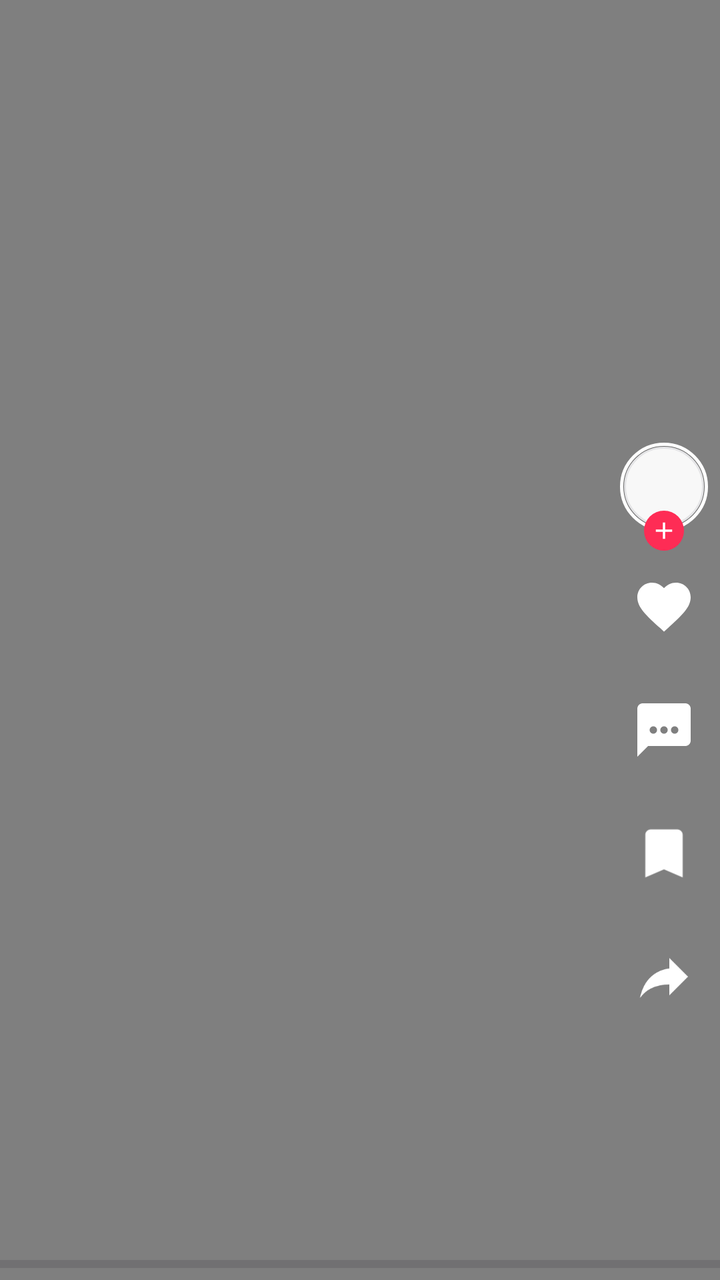
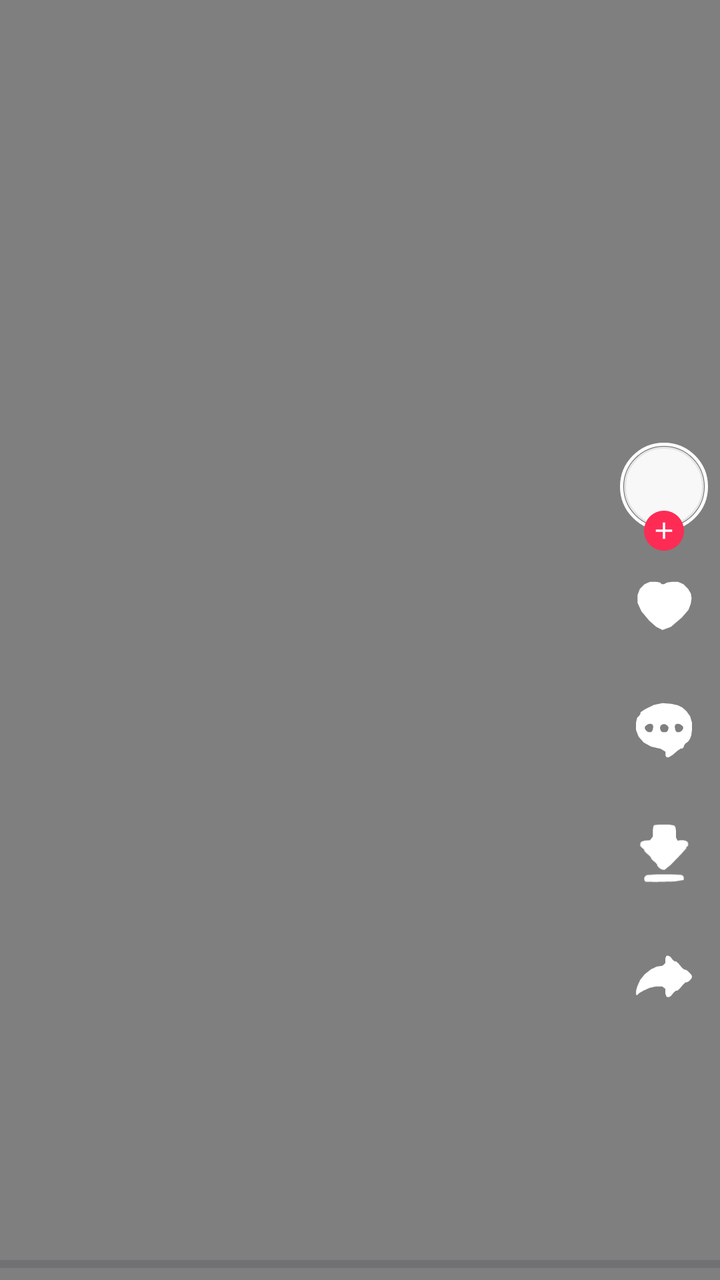

Compare the two renders of this Android layout. The source of the first and the diff that turns it into the second are given below.
<!-- AndroidManifest.xml: application theme Theme.TikTokGrab -->
<!-- res/layout/item_player.xml -->
<?xml version="1.0" encoding="utf-8"?>
<FrameLayout xmlns:android="http://schemas.android.com/apk/res/android"
    android:id="@+id/pageRoot"
    android:layout_width="match_parent"
    android:layout_height="match_parent"
    android:background="@android:color/black">

    <VideoView
        android:id="@+id/video"
        android:layout_width="match_parent"
        android:layout_height="match_parent"
        android:layout_gravity="center" />

    <LinearLayout
        android:id="@+id/pRail"
        android:layout_width="wrap_content"
        android:layout_height="wrap_content"
        android:layout_gravity="bottom|end"
        android:layout_marginEnd="6dp"
        android:layout_marginBottom="118dp"
        android:gravity="center_horizontal"
        android:orientation="vertical">

        <FrameLayout
            android:layout_width="wrap_content"
            android:layout_height="54dp">

            <ImageView
                android:id="@+id/pAvatar"
                android:layout_width="44dp"
                android:layout_height="44dp"
                android:layout_gravity="top|center_horizontal"
                android:background="@drawable/rail_avatar_ring"
                android:contentDescription="@null"
                android:padding="2dp"
                android:src="@drawable/avatar_ring" />

            <ImageView
                android:id="@+id/pFollow"
                android:layout_width="20dp"
                android:layout_height="20dp"
                android:layout_gravity="bottom|center_horizontal"
                android:background="@drawable/dot_accent"
                android:contentDescription="@null"
                android:padding="3dp"
                android:src="@drawable/ic_add" />
        </FrameLayout>

        <ImageView
            android:id="@+id/pLike"
            android:layout_width="32dp"
            android:layout_height="32dp"
            android:layout_marginTop="12dp"
            android:contentDescription="@null"
            android:src="@drawable/ic_like" />

        <TextView
            android:id="@+id/pLikeCount"
            android:layout_width="wrap_content"
            android:layout_height="wrap_content"
            android:layout_marginTop="1dp"
            android:shadowColor="#80000000"
            android:shadowRadius="4"
            android:textColor="@color/on_video"
            android:textSize="12sp"
            android:textStyle="bold" />

        <ImageView
            android:id="@+id/pComment"
            android:layout_width="32dp"
            android:layout_height="32dp"
            android:layout_marginTop="12dp"
            android:contentDescription="@null"
            android:src="@drawable/ic_comment" />

        <TextView
            android:id="@+id/pCommentCount"
            android:layout_width="wrap_content"
            android:layout_height="wrap_content"
            android:layout_marginTop="1dp"
            android:shadowColor="#80000000"
            android:shadowRadius="4"
            android:textColor="@color/on_video"
            android:textSize="12sp"
            android:textStyle="bold" />

        <ImageView
            android:id="@+id/pMark"
            android:layout_width="32dp"
            android:layout_height="32dp"
            android:layout_marginTop="12dp"
            android:contentDescription="@null"
            android:src="@drawable/ic_bookmark" />

        <TextView
            android:id="@+id/pMarkCount"
            android:layout_width="wrap_content"
            android:layout_height="wrap_content"
            android:layout_marginTop="1dp"
            android:shadowColor="#80000000"
            android:shadowRadius="4"
            android:textColor="@color/on_video"
            android:textSize="12sp"
            android:textStyle="bold" />

        <ImageView
            android:id="@+id/pShare"
            android:layout_width="32dp"
            android:layout_height="32dp"
            android:layout_marginTop="12dp"
            android:contentDescription="@null"
            android:src="@drawable/ic_share" />

        <TextView
            android:id="@+id/pShareCount"
            android:layout_width="wrap_content"
            android:layout_height="wrap_content"
            android:layout_marginTop="1dp"
            android:shadowColor="#80000000"
            android:shadowRadius="4"
            android:textColor="@color/on_video"
            android:textSize="12sp"
            android:textStyle="bold" />
    </LinearLayout>

    <TextView
        android:id="@+id/pauseIcon"
        android:layout_width="64dp"
        android:layout_height="64dp"
        android:layout_gravity="center"
        android:background="@drawable/play_bg"
        android:gravity="center"
        android:text="▶"
        android:textColor="@color/on_video"
        android:textSize="22sp"
        android:visibility="gone" />

    <ProgressBar
        android:id="@+id/bar"
        style="?android:attr/progressBarStyleHorizontal"
        android:layout_width="match_parent"
        android:layout_height="wrap_content"
        android:layout_gravity="bottom"
        android:max="100"
        android:progressTint="@color/accent" />

    <LinearLayout
        android:layout_width="match_parent"
        android:layout_height="wrap_content"
        android:layout_gravity="bottom"
        android:layout_marginBottom="86dp"
        android:orientation="vertical"
        android:padding="12dp">

        <TextView
            android:id="@+id/caption"
            android:layout_width="match_parent"
            android:layout_height="wrap_content"
            android:ellipsize="end"
            android:maxLines="2"
            android:shadowColor="#80000000"
            android:shadowRadius="4"
            android:textColor="@color/on_video"
            android:textSize="13sp" />

        <TextView
            android:id="@+id/meta"
            android:layout_width="match_parent"
            android:layout_height="wrap_content"
            android:layout_marginTop="3dp"
            android:shadowColor="#80000000"
            android:shadowRadius="4"
            android:textColor="@color/on_video_muted"
            android:textSize="12sp" />
    </LinearLayout>

</FrameLayout>
<!-- resources referenced by this layout -->
<resources>
  <!-- drawable ic_bookmark (drawable) -->
  <?xml version="1.0" encoding="utf-8"?>
  <vector xmlns:android="http://schemas.android.com/apk/res/android"
      android:width="24dp"
      android:height="24dp"
      android:viewportWidth="24"
      android:viewportHeight="24"
      android:tint="@color/on_video">
      <path
          android:fillColor="#FFFFFFFF"
          android:pathData="M17,3H7c-1.1,0 -1.99,0.9 -1.99,2L5,21l7,-3 7,3V5c0,-1.1 -0.9,-2 -2,-2z" />
  </vector>
  <!-- drawable ic_comment (drawable) -->
  <?xml version="1.0" encoding="utf-8"?>
  <vector xmlns:android="http://schemas.android.com/apk/res/android"
      android:width="24dp"
      android:height="24dp"
      android:viewportWidth="24"
      android:viewportHeight="24"
      android:tint="@color/on_video">
      <path
          android:fillColor="#FFFFFFFF"
          android:fillType="evenOdd"
          android:pathData="M20,2H4c-1.1,0 -2,0.9 -2,2v18l4,-4h14c1.1,0 2,-0.9 2,-2V4c0,-1.1 -0.9,-2 -2,-2zM6.6,12a1.4,1.4 0,1 0,2.8,0a1.4,1.4 0,1 0,-2.8,0zM10.6,12a1.4,1.4 0,1 0,2.8,0a1.4,1.4 0,1 0,-2.8,0zM14.6,12a1.4,1.4 0,1 0,2.8,0a1.4,1.4 0,1 0,-2.8,0z" />
  </vector>
  <!-- drawable ic_like (drawable) -->
  <?xml version="1.0" encoding="utf-8"?>
  <vector xmlns:android="http://schemas.android.com/apk/res/android"
      android:width="24dp"
      android:height="24dp"
      android:viewportWidth="24"
      android:viewportHeight="24"
      android:tint="@color/on_video">
      <path
          android:fillColor="#FFFFFFFF"
          android:fillType="nonZero"
          android:pathData="M12,21.35l-1.45,-1.32C5.4,15.36 2,12.28 2,8.5 2,5.42 4.42,3 7.5,3c1.74,0 3.41,0.81 4.5,2.09C13.09,3.81 14.76,3 16.5,3 19.58,3 22,5.42 22,8.5c0,3.78 -3.4,6.86 -8.55,11.54z" />
  </vector>
  <!-- drawable ic_share (drawable) -->
  <?xml version="1.0" encoding="utf-8"?>
  <vector xmlns:android="http://schemas.android.com/apk/res/android"
      android:width="24dp"
      android:height="24dp"
      android:viewportWidth="24"
      android:viewportHeight="24"
      android:tint="@color/on_video">
      <path
          android:fillColor="#FFFFFFFF"
          android:fillType="nonZero"
          android:pathData="M14,9V5l7,7 -7,7v-4.1c-5,0.1 -8.5,1.7 -11,5.1 1,-5 4,-10.1 11,-11.1z" />
  </vector>
  <color name="card">#F8F8F8</color>
  <color name="stroke">#E4E4E6</color>
  <color name="cyan">#00A89B</color>
  <color name="text">#161823</color>
  <color name="bg">#FFFFFF</color>
  <!-- unchanged entries left out for length: 13 -->
</resources>

<!-- the commit's change to res/layout/item_player.xml (unified diff, before → after) -->
@@ -52,7 +52,7 @@
             android:layout_height="32dp"
             android:layout_marginTop="12dp"
             android:contentDescription="@null"
-            android:src="@drawable/ic_like" />
+            android:src="@drawable/rail_heart" />
 
         <TextView
             android:id="@+id/pLikeCount"
@@ -71,7 +71,7 @@
             android:layout_height="32dp"
             android:layout_marginTop="12dp"
             android:contentDescription="@null"
-            android:src="@drawable/ic_comment" />
+            android:src="@drawable/rail_comment" />
 
         <TextView
             android:id="@+id/pCommentCount"
@@ -90,7 +90,7 @@
             android:layout_height="32dp"
             android:layout_marginTop="12dp"
             android:contentDescription="@null"
-            android:src="@drawable/ic_bookmark" />
+            android:src="@drawable/rail_download" />
 
         <TextView
             android:id="@+id/pMarkCount"
@@ -109,7 +109,7 @@
             android:layout_height="32dp"
             android:layout_marginTop="12dp"
             android:contentDescription="@null"
-            android:src="@drawable/ic_share" />
+            android:src="@drawable/rail_share" />
 
         <TextView
             android:id="@+id/pShareCount"
<!-- resource entries referenced after the edit -->
@@ -1,55 +1,52 @@
 <!-- resources referenced by this layout -->
 <resources>
-  <!-- drawable ic_bookmark (drawable) -->
+  <!-- drawable rail_comment (drawable) -->
   <?xml version="1.0" encoding="utf-8"?>
   <vector xmlns:android="http://schemas.android.com/apk/res/android"
       android:width="24dp"
       android:height="24dp"
       android:viewportWidth="24"
-      android:viewportHeight="24"
-      android:tint="@color/on_video">
+      android:viewportHeight="24">
       <path
           android:fillColor="#FFFFFFFF"
-          android:pathData="M17,3H7c-1.1,0 -1.99,0.9 -1.99,2L5,21l7,-3 7,3V5c0,-1.1 -0.9,-2 -2,-2z" />
+          android:fillType="evenOdd"
+          android:pathData="M11.45,1.91L14.76,2.19L17.25,2.74L18.91,3.57L20.43,4.95L21.81,6.89L22.50,9.24L22.50,12.00L22.22,14.07L21.67,15.45L20.98,16.42L20.15,16.97L19.60,17.66L19.32,18.49L18.91,18.91L18.36,18.91L17.11,19.74L15.18,21.39L13.80,22.22L12.97,22.22L12.55,21.53L12.55,20.15L10.76,19.05L7.16,18.22L4.40,16.70L2.47,14.49L1.50,12.00L1.50,9.24L1.91,7.44L2.74,6.61L3.16,5.92L3.16,5.37L4.82,4.26L8.13,2.61ZM6.06,9.79L5.23,10.34L4.82,10.89L4.82,11.45L5.09,12.00L5.64,12.55L6.34,12.83L7.16,12.83L7.72,12.14L7.99,10.76L7.72,9.93L6.89,9.65ZM11.59,9.79L10.76,10.34L10.48,11.17L10.76,12.28L11.45,12.83L12.55,12.83L13.24,12.55L13.52,12.00L13.66,11.45L13.66,10.89L13.24,10.34L12.41,9.79ZM17.11,9.65L16.28,9.93L16.01,10.76L16.28,12.14L16.84,12.83L17.66,12.83L18.36,12.55L18.91,12.00L19.18,11.45L19.18,10.89L18.77,10.34L17.94,9.79Z" />
   </vector>
-  <!-- drawable ic_comment (drawable) -->
+  <!-- drawable rail_download (drawable) -->
   <?xml version="1.0" encoding="utf-8"?>
   <vector xmlns:android="http://schemas.android.com/apk/res/android"
       android:width="24dp"
       android:height="24dp"
       android:viewportWidth="24"
-      android:viewportHeight="24"
-      android:tint="@color/on_video">
+      android:viewportHeight="24">
       <path
           android:fillColor="#FFFFFFFF"
           android:fillType="evenOdd"
-          android:pathData="M20,2H4c-1.1,0 -2,0.9 -2,2v18l4,-4h14c1.1,0 2,-0.9 2,-2V4c0,-1.1 -0.9,-2 -2,-2zM6.6,12a1.4,1.4 0,1 0,2.8,0a1.4,1.4 0,1 0,-2.8,0zM10.6,12a1.4,1.4 0,1 0,2.8,0a1.4,1.4 0,1 0,-2.8,0zM14.6,12a1.4,1.4 0,1 0,2.8,0a1.4,1.4 0,1 0,-2.8,0z" />
+          android:pathData="M10.47,1.20L13.85,1.20L15.79,1.52L16.27,2.17L16.51,3.70L16.51,6.12L17.08,7.24L18.21,7.08L19.17,7.08L19.98,7.24L20.54,7.49L20.87,7.81L21.03,8.29L21.03,8.94L20.87,9.34L20.54,9.50L20.38,9.74L20.38,10.07L18.45,12.24L14.58,16.27L12.16,18.21L11.19,18.04L10.39,17.64L9.74,17.00L9.42,16.51L9.42,16.19L8.86,15.55L7.73,14.58L7.16,13.93L7.16,13.61L6.52,12.89L5.23,11.76L4.59,11.03L4.59,10.71L4.26,10.31L3.62,9.82L3.21,9.34L3.05,8.86L3.13,8.29L3.46,7.65L4.67,7.24L6.76,7.08L7.81,5.71L7.81,3.13L8.05,1.68L8.53,1.36ZM8.94,19.90L15.06,19.90L18.45,20.06L19.09,20.38L19.41,21.03L19.41,21.99L15.87,22.56L8.78,22.72L5.07,22.64L4.75,22.32L4.59,21.83L4.59,21.19L4.91,20.62L5.55,20.14Z" />
   </vector>
-  <!-- drawable ic_like (drawable) -->
+  <!-- drawable rail_heart (drawable) -->
   <?xml version="1.0" encoding="utf-8"?>
   <vector xmlns:android="http://schemas.android.com/apk/res/android"
       android:width="24dp"
       android:height="24dp"
       android:viewportWidth="24"
-      android:viewportHeight="24"
-      android:tint="@color/on_video">
+      android:viewportHeight="24">
       <path
           android:fillColor="#FFFFFFFF"
-          android:fillType="nonZero"
-          android:pathData="M12,21.35l-1.45,-1.32C5.4,15.36 2,12.28 2,8.5 2,5.42 4.42,3 7.5,3c1.74,0 3.41,0.81 4.5,2.09C13.09,3.81 14.76,3 16.5,3 19.58,3 22,5.42 22,8.5c0,3.78 -3.4,6.86 -8.55,11.54z" />
+          android:fillType="evenOdd"
+          android:pathData="M6.75,2.67L9.08,2.67L10.54,2.96L11.12,3.54L12.00,3.54L13.17,2.96L14.92,2.67L17.25,2.67L19.29,3.54L21.04,5.29L22.06,7.04L22.35,8.79L22.06,10.83L21.19,13.17L18.71,16.08L14.62,19.58L11.42,20.75L9.08,19.58L6.46,17.25L3.54,13.75L2.08,10.54L2.08,7.62L2.96,5.29L4.71,3.54Z" />
   </vector>
-  <!-- drawable ic_share (drawable) -->
+  <!-- drawable rail_share (drawable) -->
   <?xml version="1.0" encoding="utf-8"?>
   <vector xmlns:android="http://schemas.android.com/apk/res/android"
       android:width="24dp"
       android:height="24dp"
       android:viewportWidth="24"
-      android:viewportHeight="24"
-      android:tint="@color/on_video">
+      android:viewportHeight="24">
       <path
           android:fillColor="#FFFFFFFF"
-          android:fillType="nonZero"
-          android:pathData="M14,9V5l7,7 -7,7v-4.1c-5,0.1 -8.5,1.7 -11,5.1 1,-5 4,-10.1 11,-11.1z" />
+          android:fillType="evenOdd"
+          android:pathData="M12.92,4.12L13.71,4.12L14.49,4.65L15.28,5.70L15.94,6.22L16.46,6.22L17.38,7.01L18.69,8.59L19.61,9.38L20.14,9.38L20.93,9.90L21.98,10.95L22.50,11.74L22.50,12.26L22.11,12.92L21.32,13.71L20.66,14.10L20.14,14.10L19.22,14.89L17.91,16.46L16.99,17.25L16.46,17.25L15.68,17.91L14.62,19.22L13.71,19.74L12.92,19.48L12.53,18.43L12.53,16.59L11.34,15.68L8.98,15.68L6.62,16.20L4.26,17.25L2.68,18.17L1.89,18.96L1.50,18.69L1.50,17.38L2.02,15.54L3.08,13.18L4.78,11.08L7.14,9.24L9.38,8.19L11.47,7.93L12.53,6.88L12.53,5.04Z" />
   </vector>
   <color name="card">#F8F8F8</color>
   <color name="stroke">#E4E4E6</color>
